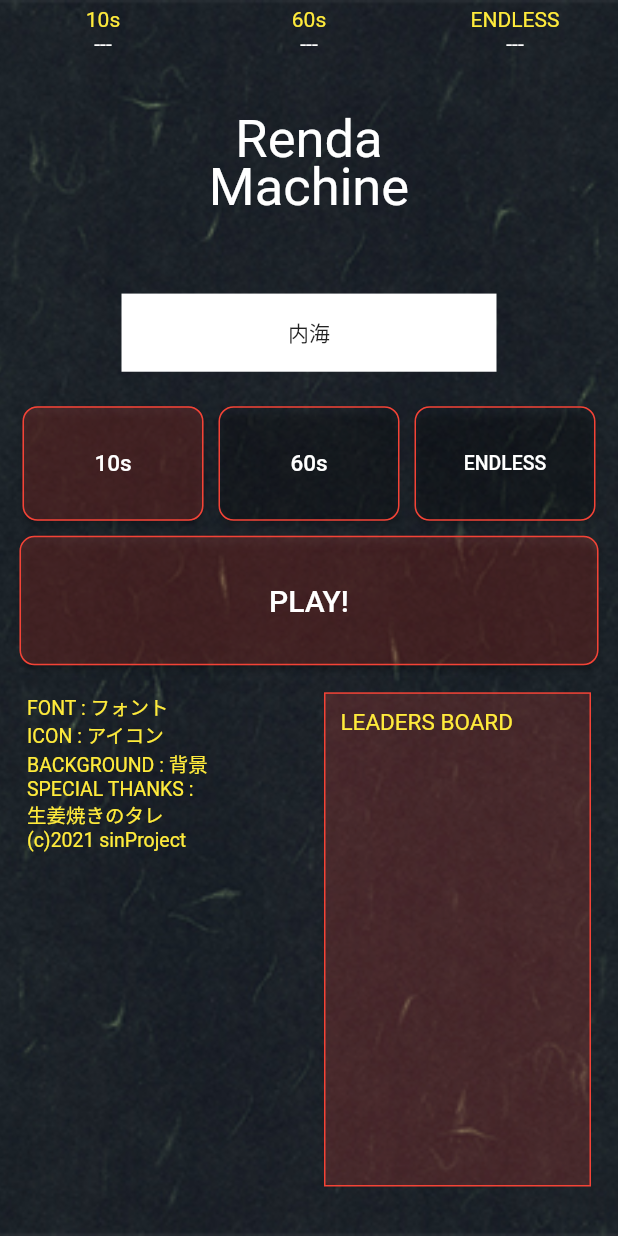
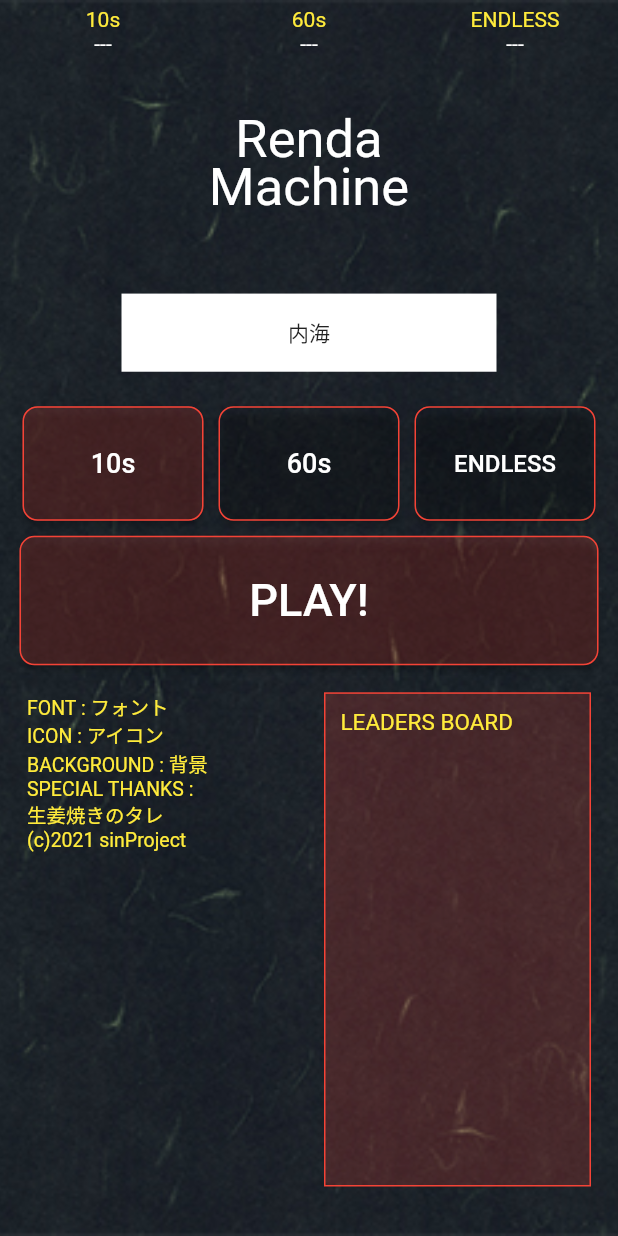
Before and after one commit to AtsushiUtsumi/renda, a Flutter app: the screen it shows after launch, on a phone screen of 412 x 824 dp. Run offline on Flutter 3.47's test engine with Material 2 defaults, Android fonts, the phone set to English and light mode, and no system bars; Roboto replaces fonts that are missing (NewFont).

Commit message:
ビルドできる状態にして文字サイズ変更

```diff
--- a/lib/HighScore.dart
+++ b/lib/HighScore.dart
@@ -3,6 +3,9 @@ import 'package:renda/global.dart';
 
 
 Container highScoreBoard(){
+  String high0 = getUserData(pName, 0);
+  String high1 = getUserData(pName, 1);
+  String high2 = getUserData(pName, 2);
   return Container(
     constraints: BoxConstraints.expand(),
     child: Row(
@@ -22,8 +25,7 @@ Container highScoreBoard(){
               ),
               Align(
                 alignment: Alignment.center,
-                child: Text(
-                  getUserData(pName, 0),
+                child: Text(high0,
                   style: TextStyle(color: Colors.white),
                 ),
               ),
@@ -45,8 +47,7 @@ Container highScoreBoard(){
               ),
               Align(
                 alignment: Alignment.center,
-                child: Text(
-                  getUserData(pName, 1),
+                child: Text(high1,
                   style: TextStyle(color: Colors.white),
                 ),
               ),
@@ -69,7 +70,7 @@ Container highScoreBoard(){
               Align(
                 alignment: Alignment.center,
                 child: Text(
-                  getUserData(pName, 2),
+                  high2,
                   style: TextStyle(color: Colors.white),
                 ),
               ),
--- a/lib/HomePage.dart
+++ b/lib/HomePage.dart
@@ -57,19 +57,12 @@ Container cr() {
     ),
   );
 }
-/*
-Container myButton(_HomePageState pointer){
-  return Container(child: ElevatedButton(onPressed: (){pointer.setState(() {
-    mode = (mode+1)%3;print(mode.toString()+'にモードチェンジ');
-  });}, child: Text('引き継ぎたい')));
-}
-*/
 //以下ホームページのメイン
 /////////////////////////////////////////////////////////////////////////
 
-class _HomePageState extends State<HomePage> {
+class _HomePageState extends State<HomePage>{
   @override
-  Widget build(BuildContext context) {
+  Widget build(BuildContext context){
     return Scaffold(
       resizeToAvoidBottomInset: false, //これ設定しないとキーボードが表示されるとき崩れる
       body: SafeArea(
@@ -181,7 +174,7 @@ class _HomePageState extends State<HomePage> {
                                                     '10s',
                                                     style: TextStyle(
                                                         color: Colors.white,
-                                                        fontSize: 15),
+                                                        fontSize: 18),
                                                   )),
                                                 ),
                                               )),
@@ -214,7 +207,7 @@ class _HomePageState extends State<HomePage> {
                                                     '60s',
                                                     style: TextStyle(
                                                         color: Colors.white,
-                                                        fontSize: 15),
+                                                        fontSize: 18),
                                                   ),
                                                 ),
                                               )),
@@ -246,7 +239,7 @@ class _HomePageState extends State<HomePage> {
                                                     'ENDLESS',
                                                     style: TextStyle(
                                                         color: Colors.white,
-                                                        fontSize: 13),
+                                                        fontSize: 16),
                                                   ),
                                                 ),
                                               )),
@@ -285,7 +278,7 @@ class _HomePageState extends State<HomePage> {
                                             'PLAY!',
                                             style: TextStyle(
                                                 color: Colors.white,
-                                                fontSize: 20),
+                                                fontSize: 30),
                                           ))),
                                         ),
                                       ),
--- a/lib/global.dart
+++ b/lib/global.dart
@@ -4,6 +4,7 @@ String pName = '内海';
 Map<String,List<int>> data = {};
 
 void setUserData(String username,int mode,int score){//ハイスコアを登録
+  if(pName==''){return;}
   if(mode<0 || mode>2){print('不正なモード : '+mode.toString());return;}
   if(data.containsKey(username)){
     if(data[username]![mode]<score){data[username]![mode] = score;}
--- a/pubspec.yaml
+++ b/pubspec.yaml
@@ -10,6 +10,9 @@ dependencies:
   flutter:
     sdk: flutter
   cupertino_icons: ^1.0.2
+  sqflite:
+  path:
+  path_provider: ^2.0.2
 
 dev_dependencies:
   flutter_test:
```
Also changed, not shown: pubspec.lock.
